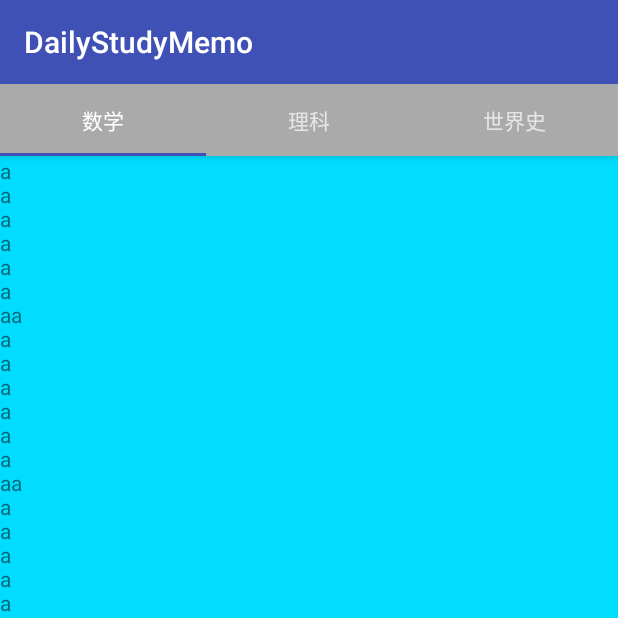
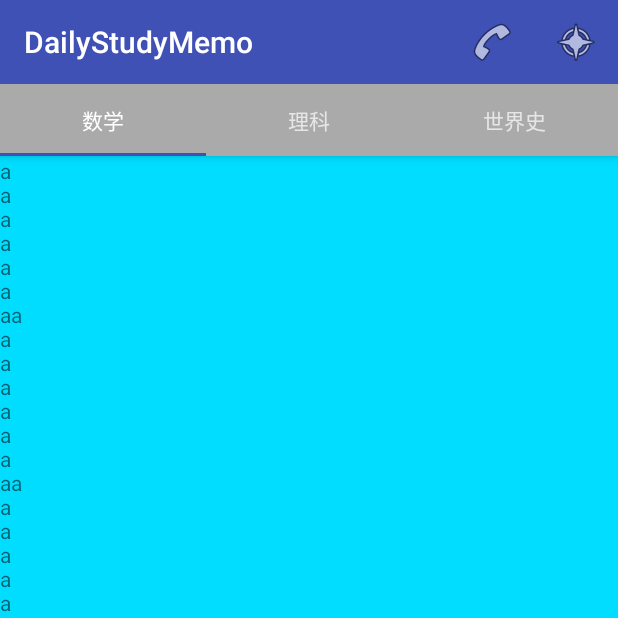
Before and after one commit to Konatsup/DailyStudyMemo, an Android app: the screen it shows after launch (MainActivity), on a phone screen of 412 x 824 dp, the top half of it. Run offline under Robolectric (Android 15) with nearby library versions, the phone set to English and light mode, and no system bars; libraries missing offline, so code that uses them is left out: io.realm.

Commit message:
Toolbarのアイコン表示

```diff
--- a/app/src/main/java/com/konatsup/dailystudymemo/MainActivity.java
+++ b/app/src/main/java/com/konatsup/dailystudymemo/MainActivity.java
@@ -6,6 +6,8 @@ import android.support.v4.app.FragmentManager;
 import android.support.v4.view.ViewPager;
 import android.support.v7.app.AppCompatActivity;
 import android.support.v7.widget.Toolbar;
+import android.view.Menu;
+import android.view.MenuItem;
 
 import io.realm.Realm;
 
@@ -21,25 +23,25 @@ public class MainActivity extends AppCompatActivity {
         setViews();
 
     }
-//    @Override
-//    public boolean onCreateOptionsMenu(Menu menu) {
-//        getMenuInflater().inflate(R.menu.menu_main, menu);
-//        return true;
-//    }
-//
-//    @Override
-//    public boolean onOptionsItemSelected(MenuItem item) {
-//        switch (item.getItemId()) {
-//            case R.id.filter:
-//                // ボタンをタップした際の処理を記述
-//                break;
-//            case R.id.switchButton:
-//                // ボタンをタップした際の処理を記述
-//                break;
-//
-//        }
-//        return true;
-//    }
+    @Override
+    public boolean onCreateOptionsMenu(Menu menu) {
+        getMenuInflater().inflate(R.menu.menu_main, menu);
+        return true;
+    }
+
+    @Override
+    public boolean onOptionsItemSelected(MenuItem item) {
+        switch (item.getItemId()) {
+            case R.id.filter:
+                // ボタンをタップした際の処理を記述
+                break;
+            case R.id.switchButton:
+                // ボタンをタップした際の処理を記述
+                break;
+
+        }
+        return true;
+    }
 
     @Override
     public void onDestroy() {
--- a/app/src/main/res/menu/menu_main.xml
+++ b/app/src/main/res/menu/menu_main.xml
@@ -1,8 +1,6 @@
 <?xml version="1.0" encoding="utf-8"?>
 <menu xmlns:android="http://schemas.android.com/apk/res/android"
-    xmlns:app="http://schemas.android.com/apk/res-auto"
-    xmlns:tools="http://schemas.android.com/tools"
-    app:layout_scrollFlags="enterAlways|scroll">
+    xmlns:app="http://schemas.android.com/apk/res-auto" >
 
     <item
         android:id="@+id/filter"
```
